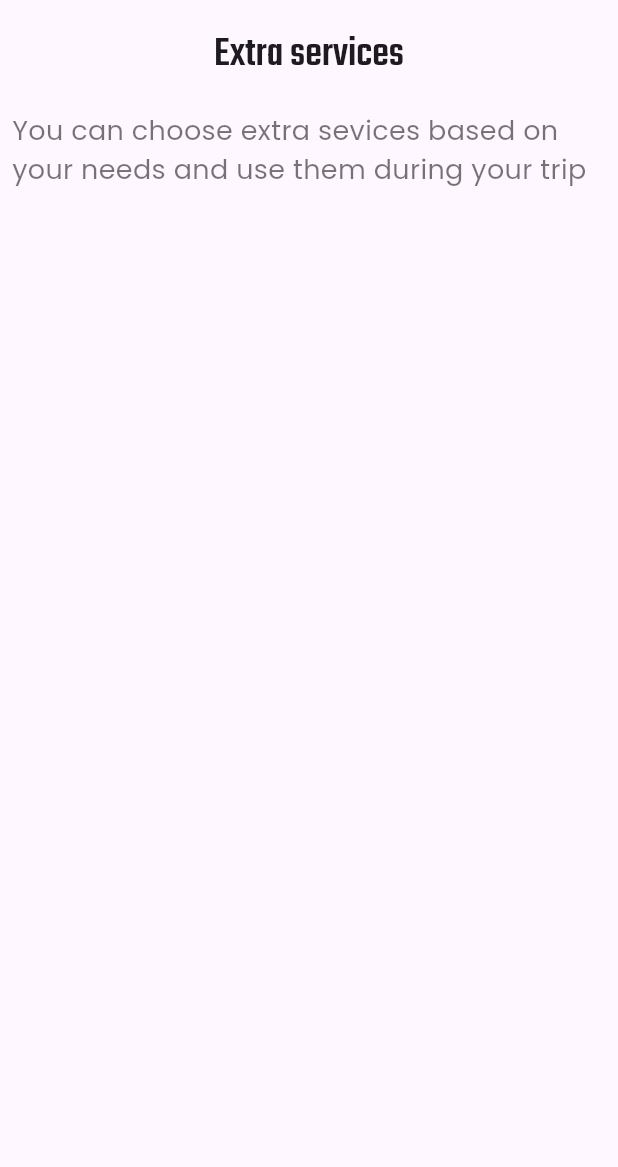
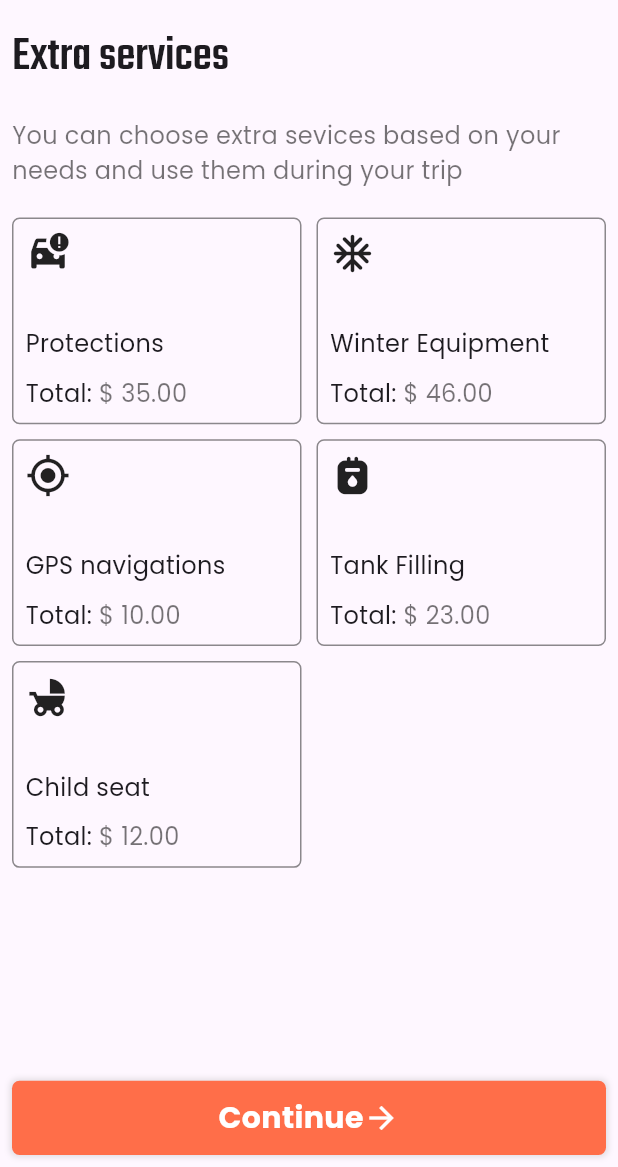
Before and after one commit to ahmedos999/car_rental, a Flutter app: the ExtraServices screen opened directly, on a phone screen of 412 x 824 dp, the part 69-1236 px from its top. Run offline on Flutter 3.47's test engine with Material 2 defaults, Android fonts, the phone set to English and light mode, and no system bars.

Commit message:
service page v-1

```diff
--- a/lib/presentation/Screens/extra_services_page.dart
+++ b/lib/presentation/Screens/extra_services_page.dart
@@ -1,4 +1,5 @@
 import 'package:car_rental/presentation/components/car_page_components.dart';
+import 'package:car_rental/presentation/components/extra_services_componts.dart';
 import 'package:flutter/material.dart';
 
 class ExtraServices extends StatelessWidget {
@@ -11,13 +12,14 @@ class ExtraServices extends StatelessWidget {
       body: Padding(
         padding: const EdgeInsets.all(8.0),
         child: Column(
+          crossAxisAlignment: CrossAxisAlignment.start,
           children: [
             Text(
               "Extra services",
               style: Theme.of(context)
                   .textTheme
                   .titleLarge!
-                  .copyWith(fontSize: 28),
+                  .copyWith(fontSize: 32),
             ),
             const SizedBox(
               height: 20,
@@ -27,9 +29,66 @@ class ExtraServices extends StatelessWidget {
               style: Theme.of(context)
                   .textTheme
                   .bodyMedium!
-                  .copyWith(fontSize: 18, color: Colors.black54),
+                  .copyWith(fontSize: 16, color: Colors.black54),
             ),
+            const SizedBox(
+              height: 20,
+            ),
+            SizedBox(
+                height: MediaQuery.of(context).size.height / 1.7,
+                child: GridView.count(
+                  childAspectRatio: 1.4,
+                  mainAxisSpacing: 10,
+                  crossAxisSpacing: 10,
+                  crossAxisCount: 2,
+                  children: [
+                    services(Icons.car_crash, 'Protections', '\$ 35.00'),
+                    services(
+                        Icons.ac_unit_rounded, 'Winter Equipment', '\$ 46.00'),
+                    services(Icons.gps_fixed_outlined, 'GPS navigations',
+                        '\$ 10.00'),
+                    services(
+                        Icons.gas_meter_rounded, 'Tank Filling', '\$ 23.00'),
+                    services(Icons.child_friendly, 'Child seat', '\$ 12.00'),
+                  ],
+                ))
           ],
+        ),
+      ),
+      bottomNavigationBar: Padding(
+        padding: const EdgeInsets.all(8.0),
+        child: SizedBox(
+          height: MediaQuery.sizeOf(context).height * 0.06,
+          child: Container(
+            decoration: BoxDecoration(
+                color: const Color(0xffff6e49),
+                boxShadow: [
+                  BoxShadow(
+                    color: Colors.grey.withOpacity(0.3),
+                    spreadRadius: 1,
+                    blurRadius: 3,
+                    offset: const Offset(0, 0), // changes position of shadow
+                  ),
+                ],
+                borderRadius: BorderRadius.circular(5)),
+            width: MediaQuery.sizeOf(context).width / 1.5,
+            child: const Row(
+              mainAxisAlignment: MainAxisAlignment.center,
+              children: [
+                Text(
+                  'Continue',
+                  style: TextStyle(
+                      fontWeight: FontWeight.w700,
+                      color: Colors.white,
+                      fontSize: 20),
+                ),
+                Icon(
+                  Icons.arrow_forward_outlined,
+                  color: Colors.white,
+                )
+              ],
+            ),
+          ),
         ),
       ),
     );
--- /dev/null
+++ b/lib/presentation/components/extra_services_componts.dart
@@ -0,0 +1,46 @@
+import 'package:flutter/material.dart';
+
+Widget services(IconData icon, String servicename, String price) {
+  return Container(
+    decoration: BoxDecoration(
+        borderRadius: BorderRadius.circular(5),
+        border: Border.all(color: Colors.black45)),
+    child: Padding(
+      padding: const EdgeInsets.all(8.0),
+      child: Column(
+        crossAxisAlignment: CrossAxisAlignment.start,
+        mainAxisAlignment: MainAxisAlignment.spaceBetween,
+        children: [
+          Icon(
+            icon,
+            size: 30,
+          ),
+          Column(
+            crossAxisAlignment: CrossAxisAlignment.start,
+            children: [
+              Text(
+                servicename,
+                style: const TextStyle(fontSize: 16),
+              ),
+              const SizedBox(
+                height: 10,
+              ),
+              Row(
+                children: [
+                  const Text(
+                    'Total: ',
+                    style: TextStyle(fontSize: 16),
+                  ),
+                  Text(
+                    price,
+                    style: const TextStyle(color: Colors.black54, fontSize: 16),
+                  ),
+                ],
+              )
+            ],
+          )
+        ],
+      ),
+    ),
+  );
+}
```
